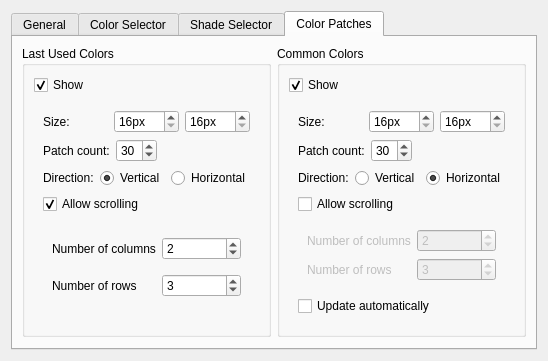
Before: the Qt Designer form krita/plugins/extensions/dockers/colorselectorng/wdg_color_selector_settings.ui in KDE/krita, drawn with Qt 5.
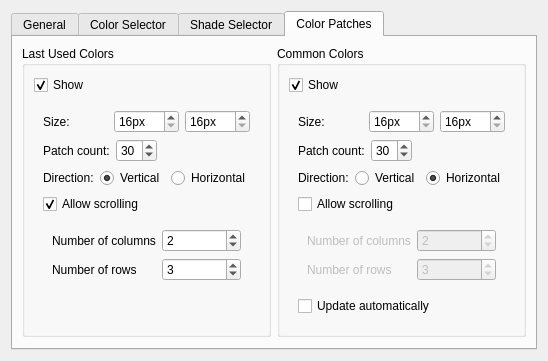
After: the same form once the commit is applied. The open tabs and pages were chosen to show the change. Custom widgets are drawn as their Qt base class.

Commit message: o connected KisPreferenceSet's load, save and default slots to preferences o added load default functionality to colour selector settings

What changed in the file:
```diff
--- a/krita/plugins/extensions/dockers/colorselectorng/wdg_color_selector_settings.ui
+++ b/krita/plugins/extensions/dockers/colorselectorng/wdg_color_selector_settings.ui
@@ -7,7 +7,7 @@
     <x>0</x>
     <y>0</y>
     <width>494</width>
-    <height>331</height>
+    <height>335</height>
    </rect>
   </property>
   <property name="windowTitle">
@@ -502,6 +502,19 @@
                </layout>
               </widget>
              </item>
+             <item>
+              <spacer name="verticalSpacer_4">
+               <property name="orientation">
+                <enum>Qt::Vertical</enum>
+               </property>
+               <property name="sizeHint" stdset="0">
+                <size>
+                 <width>0</width>
+                 <height>0</height>
+                </size>
+               </property>
+              </spacer>
+             </item>
             </layout>
            </widget>
           </item>
```
Left out of the diff: 15 changed lines with no effect on the pictures. The commit also changes 4 other files.
